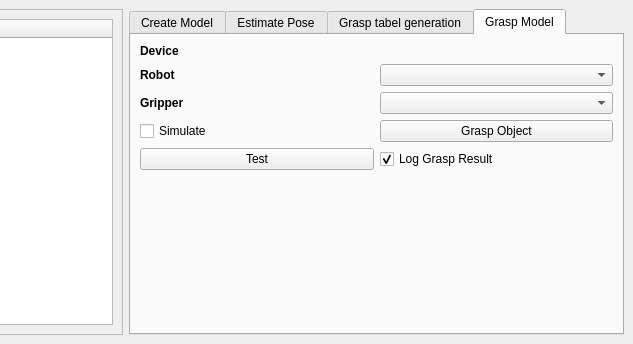
tlund80/MARVIN, file src/swcomponents/one_shot_learning/ui/plugin.ui: the form before one commit; both pictures show x 382 to 1015 and y 0 to 344 of the 1015 by 344 pixel window.
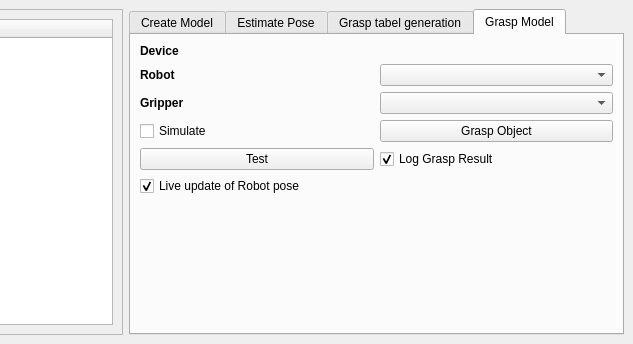
The form after the commit.

Commit message: Robot control and SDH is working

Patch:
```diff
--- a/src/swcomponents/one_shot_learning/ui/plugin.ui
+++ b/src/swcomponents/one_shot_learning/ui/plugin.ui
@@ -726,6 +726,16 @@
           </item>
          </layout>
         </item>
+        <item>
+         <widget class="QCheckBox" name="checkBoxLiveUpdate">
+          <property name="text">
+           <string>Live update of Robot pose</string>
+          </property>
+          <property name="checked">
+           <bool>true</bool>
+          </property>
+         </widget>
+        </item>
         <item>
          <spacer name="verticalSpacer_3">
           <property name="orientation">
```
The commit also changes 7 other files.
